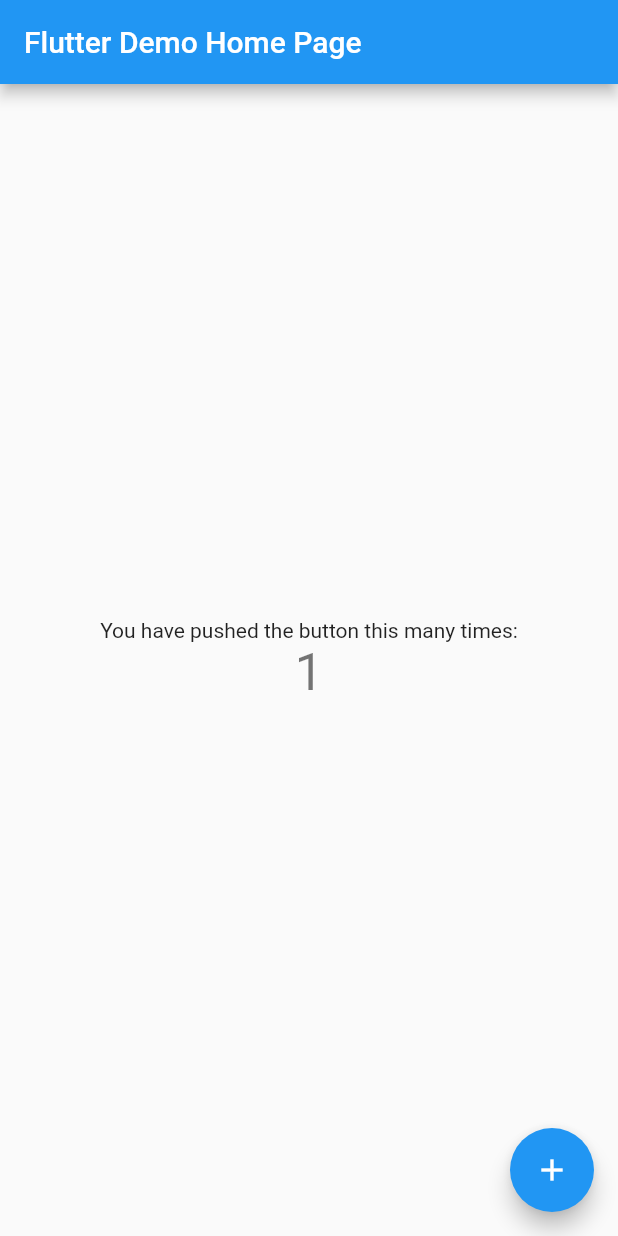
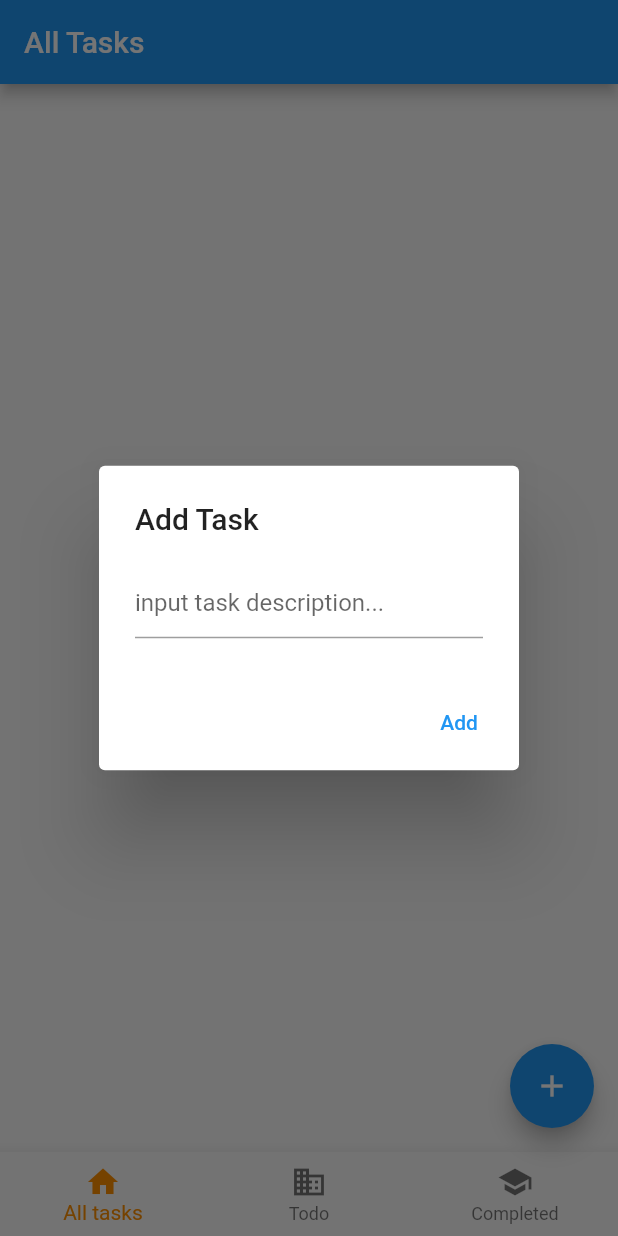
Before and after one commit to TruongPhuQuoc/quoctruong-todoapp, a Flutter app: the screen it shows after launch, after a tap on the "add" icon, on a phone screen of 412 x 824 dp. Run offline on Flutter 3.47's test engine with Material 2 defaults, Android fonts, the phone set to English and light mode, and no system bars; our stand-ins replace bloc, equatable, flutter_bloc, sqflite; accounts and stored records are empty.

Commit message:
completed basic functions of the app

```diff
--- /dev/null
+++ b/lib/data/local/local_db_helper.dart
@@ -0,0 +1,89 @@
+import 'dart:io';
+
+import 'package:path/path.dart';
+import 'package:path_provider/path_provider.dart';
+import 'package:quoctruong_todoapp/model/task_model.dart';
+import 'package:quoctruong_todoapp/screen/home_screen/enum_task_status.dart';
+import 'package:sqflite/sqflite.dart';
+
+class LocalDbHelper {
+  Database? _db;
+  final String idColumn = 'id';
+  final String descriptionColumn = 'description';
+  final String isCompletedColumn = 'isCompleted';
+  final String taskTableName = 'tbl_task';
+  final String databaseName = 'dbTodoApp2.db';
+
+  Future<Database> get db async {
+    if (_db != null) {
+      return _db!;
+    }
+    _db = await initDb();
+    return _db!;
+  }
+
+  initDb() async {
+    //init db
+    Directory documentsDirectory = await getApplicationDocumentsDirectory();
+    String path = join(documentsDirectory.path, databaseName);
+    var db = await openDatabase(path, version: 2, onCreate: _onCreate);
+    return db;
+  }
+
+  _onCreate(Database db, int version) async {
+    await db.execute(
+        "CREATE TABLE $taskTableName ($idColumn INTEGER PRIMARY KEY AUTOINCREMENT, $descriptionColumn TEXT NOT NULL, $isCompletedColumn INTEGER NOT NULL)");
+  }
+
+  Future<dynamic> addTask(TaskModel task) async {
+    var dbClient = await db;
+    try {
+      return await dbClient.insert(taskTableName, task.toMap());
+    } on Exception catch (e) {
+      return e.toString();
+    }
+  }
+
+  Future<List<TaskModel>> getTaskList(TaskStatus taskStatus) async {
+    var dbClient = await db;
+    String query = "SELECT * FROM $taskTableName ";
+    switch (taskStatus) {
+      case TaskStatus.completed:
+        query += "WHERE $isCompletedColumn = 1";
+        break;
+      case TaskStatus.incompleted:
+        query += "WHERE $isCompletedColumn = 0";
+        break;
+      default:
+    }
+    query += " ORDER BY $idColumn DESC";
+    print("SQL query: $query");
+    List<Map<String, dynamic>> maps = await dbClient.rawQuery(query);
+    List<TaskModel> taskList = [];
+    if (maps.isNotEmpty) {
+      for (int i = 0; i < maps.length; i++) {
+        taskList.add(TaskModel.fromMap(maps[i]));
+      }
+    }
+    return taskList;
+  }
+
+  Future<dynamic> updateTask(
+      {required int taskId, required bool newTaskStatus}) async {
+    var dbClient = await db;
+    Map<String, dynamic> mapNewValue = {};
+    mapNewValue[isCompletedColumn] = newTaskStatus;
+
+    try {
+      return await dbClient.update(taskTableName, mapNewValue,
+          where: '$idColumn = ?', whereArgs: [taskId]);
+    } on Exception catch (e) {
+      return e.toString();
+    }
+  }
+
+  Future close() async {
+    var dbClient = await db;
+    dbClient.close();
+  }
+}
--- a/lib/main.dart
+++ b/lib/main.dart
@@ -1,4 +1,7 @@
 import 'package:flutter/material.dart';
+import 'package:flutter_bloc/flutter_bloc.dart';
+import 'package:quoctruong_todoapp/screen/home_screen/bloc/home_screen_bloc.dart';
+import 'package:quoctruong_todoapp/screen/home_screen/home_screen.dart';
 
 void main() {
   runApp(const MyApp());
@@ -11,105 +14,14 @@
   @override
   Widget build(BuildContext context) {
     return MaterialApp(
-      title: 'Flutter Demo',
+      title: 'Todo App',
       theme: ThemeData(
-        // This is the theme of your application.
-        //
-        // Try running your application with "flutter run". You'll see the
-        // application has a blue toolbar. Then, without quitting the app, try
-        // changing the primarySwatch below to Colors.green and then invoke
-        // "hot reload" (press "r" in the console where you ran "flutter run",
-        // or simply save your changes to "hot reload" in a Flutter IDE).
-        // Notice that the counter didn't reset back to zero; the application
-        // is not restarted.
         primarySwatch: Colors.blue,
       ),
-      home: const MyHomePage(title: 'Flutter Demo Home Page'),
+      home: BlocProvider(
+        create: (context) => HomeScreenBloc(),
+        child: const HomeScreen(),
+      ),
     );
   }
 }
-
-class MyHomePage extends StatefulWidget {
-  const MyHomePage({Key? key, required this.title}) : super(key: key);
-
-  // This widget is the home page of your application. It is stateful, meaning
-  // that it has a State object (defined below) that contains fields that affect
-  // how it looks.
-
-  // This class is the configuration for the state. It holds the values (in this
-  // case the title) provided by the parent (in this case the App widget) and
-  // used by the build method of the State. Fields in a Widget subclass are
-  // always marked "final".
-
-  final String title;
-
-  @override
-  State<MyHomePage> createState() => _MyHomePageState();
-}
-
-class _MyHomePageState extends State<MyHomePage> {
-  int _counter = 0;
-
-  void _incrementCounter() {
-    setState(() {
-      // This call to setState tells the Flutter framework that something has
-      // changed in this State, which causes it to rerun the build method below
-      // so that the display can reflect the updated values. If we changed
-      // _counter without calling setState(), then the build method would not be
-      // called again, and so nothing would appear to happen.
-      _counter++;
-    });
-  }
-
-  @override
-  Widget build(BuildContext context) {
-    // This method is rerun every time setState is called, for instance as done
-    // by the _incrementCounter method above.
-    //
-    // The Flutter framework has been optimized to make rerunning build methods
-    // fast, so that you can just rebuild anything that needs updating rather
-    // than having to individually change instances of widgets.
-    return Scaffold(
-      appBar: AppBar(
-        // Here we take the value from the MyHomePage object that was created by
-        // the App.build method, and use it to set our appbar title.
-        title: Text(widget.title),
-      ),
-      body: Center(
-        // Center is a layout widget. It takes a single child and positions it
-        // in the middle of the parent.
-        child: Column(
-          // Column is also a layout widget. It takes a list of children and
-          // arranges them vertically. By default, it sizes itself to fit its
-          // children horizontally, and tries to be as tall as its parent.
-          //
-          // Invoke "debug painting" (press "p" in the console, choose the
-          // "Toggle Debug Paint" action from the Flutter Inspector in Android
-          // Studio, or the "Toggle Debug Paint" command in Visual Studio Code)
-          // to see the wireframe for each widget.
-          //
-          // Column has various properties to control how it sizes itself and
-          // how it positions its children. Here we use mainAxisAlignment to
-          // center the children vertically; the main axis here is the vertical
-          // axis because Columns are vertical (the cross axis would be
-          // horizontal).
-          mainAxisAlignment: MainAxisAlignment.center,
-          children: <Widget>[
-            const Text(
-              'You have pushed the button this many times:',
-            ),
-            Text(
-              '$_counter',
-              style: Theme.of(context).textTheme.headline4,
-            ),
-          ],
-        ),
-      ),
-      floatingActionButton: FloatingActionButton(
-        onPressed: _incrementCounter,
-        tooltip: 'Increment',
-        child: const Icon(Icons.add),
-      ), // This trailing comma makes auto-formatting nicer for build methods.
-    );
-  }
-}
--- /dev/null
+++ b/lib/model/task_model.dart
@@ -0,0 +1,22 @@
+class TaskModel {
+  int? id;
+  String? description;
+  bool isCompleted = false;
+
+  TaskModel({this.id, this.description, this.isCompleted = false});
+
+  Map<String, dynamic> toMap() {
+    var map = <String, dynamic>{
+      'id': id,
+      'description': description,
+      'isCompleted': isCompleted ? 1 : 0,
+    };
+    return map;
+  }
+
+  TaskModel.fromMap(Map<String, dynamic> map) {
+    id = map['id'];
+    description = map['description'];
+    isCompleted = map['isCompleted'] == 1;
+  }
+}
--- /dev/null
+++ b/lib/screen/home_screen/bloc/home_screen_bloc.dart
@@ -0,0 +1,55 @@
+import 'package:bloc/bloc.dart';
+import 'package:equatable/equatable.dart';
+import 'package:quoctruong_todoapp/data/local/local_db_helper.dart';
+import 'package:quoctruong_todoapp/model/task_model.dart';
+import 'package:quoctruong_todoapp/screen/home_screen/enum_task_status.dart';
+
+part 'home_screen_event.dart';
+part 'home_screen_state.dart';
+
+class HomeScreenBloc extends Bloc<HomeScreenEvent, HomeScreenState> {
+  final LocalDbHelper _dbHelper = LocalDbHelper();
+
+  HomeScreenBloc() : super(HomeScreenInitial()) {
+    on<AddNewTaskEvent>(_addNewTask);
+    on<ToggleTaskStatusEvent>(_toggleTaskStatus);
+    on<GetTaskListEvent>(_getTaskList);
+  }
+
+  Future<void> _addNewTask(
+      AddNewTaskEvent event, Emitter<HomeScreenState> emit) async {
+    TaskModel task = TaskModel(description: event.taskDescription);
+    var result = await _dbHelper.addTask(task);
+    if (result is int) {
+      emit(AddUpdateTaskState(message: "Add task success!", success: true));
+    } else {
+      emit(AddUpdateTaskState(
+          message: "Add task failed! Detail: ${result.toString()}",
+          success: false));
+    }
+  }
+
+  Future<void> _toggleTaskStatus(
+      ToggleTaskStatusEvent event, Emitter<HomeScreenState> emit) async {
+    var result = await _dbHelper.updateTask(
+        taskId: event.task.id ?? -1, newTaskStatus: !event.task.isCompleted);
+    if (result is int) {
+      emit(AddUpdateTaskState(
+          message: "Updated: ${event.task.description}", success: true));
+    } else {
+      emit(AddUpdateTaskState(
+          message: "Update task failed! Detail: ${result.toString()}",
+          success: false));
+    }
+  }
+
+  Future<void> _getTaskList(
+      GetTaskListEvent event, Emitter<HomeScreenState> emit) async {
+    emit(
+      TaskListUpdatedState(
+        taskStatus: event.taskStatus,
+        taskList: await _dbHelper.getTaskList(event.taskStatus),
+      ),
+    );
+  }
+}
--- /dev/null
+++ b/lib/screen/home_screen/bloc/home_screen_event.dart
@@ -0,0 +1,38 @@
+part of 'home_screen_bloc.dart';
+
+abstract class HomeScreenEvent extends Equatable {
+  const HomeScreenEvent();
+
+  @override
+  List<Object> get props => [];
+}
+
+class AddNewTaskEvent extends HomeScreenEvent {
+  final String taskDescription;
+  AddNewTaskEvent({required this.taskDescription});
+
+  @override
+  List<Object> get props => [taskDescription];
+}
+
+class ToggleTaskStatusEvent extends HomeScreenEvent {
+  final TaskModel task;
+
+  ToggleTaskStatusEvent({
+    required this.task,
+  });
+
+  @override
+  List<Object> get props => [task.id ?? "", task.isCompleted];
+}
+
+class GetTaskListEvent extends HomeScreenEvent {
+  final TaskStatus taskStatus;
+
+  GetTaskListEvent({
+    required this.taskStatus,
+  });
+
+  @override
+  List<Object> get props => [taskStatus];
+}
--- /dev/null
+++ b/lib/screen/home_screen/bloc/home_screen_state.dart
@@ -0,0 +1,32 @@
+part of 'home_screen_bloc.dart';
+
+abstract class HomeScreenState extends Equatable {
+  const HomeScreenState();
+
+  @override
+  List<Object> get props => [];
+}
+
+class HomeScreenInitial extends HomeScreenState {}
+
+class TaskListUpdatedState extends HomeScreenState {
+  final TaskStatus taskStatus;
+  final List<TaskModel> taskList;
+
+  TaskListUpdatedState({required this.taskList, required this.taskStatus});
+
+  @override
+  List<Object> get props =>
+      [taskList, taskStatus, DateTime.now().millisecondsSinceEpoch];
+}
+
+class AddUpdateTaskState extends HomeScreenState {
+  final bool success;
+  final String message;
+
+  AddUpdateTaskState({required this.message, required this.success});
+
+  @override
+  List<Object> get props =>
+      [message, success, DateTime.now().millisecondsSinceEpoch];
+}
--- /dev/null
+++ b/lib/screen/home_screen/enum_task_status.dart
@@ -0,0 +1,5 @@
+enum TaskStatus {
+  all,
+  completed,
+  incompleted,
+}
--- /dev/null
+++ b/lib/screen/home_screen/home_screen.dart
@@ -0,0 +1,136 @@
+import 'package:flutter/material.dart';
+import 'package:flutter_bloc/flutter_bloc.dart';
+import 'package:quoctruong_todoapp/screen/home_screen/enum_task_status.dart';
+import 'package:quoctruong_todoapp/screen/home_screen/widget_task_list.dart';
+
+import 'bloc/home_screen_bloc.dart';
+
+class HomeScreen extends StatefulWidget {
+  const HomeScreen({Key? key}) : super(key: key);
+
+  @override
+  State<HomeScreen> createState() => _HomeScreenState();
+}
+
+class _HomeScreenState extends State<HomeScreen> {
+  int _selectedIndex = 0;
+  String _appBarTitle = "All Tasks";
+
+  late HomeScreenBloc _bloc;
+
+  final List<Widget> _widgetTaskLists = <Widget>[
+    const WidgetTaskList(key: ValueKey<TaskStatus>(TaskStatus.all)),
+    const WidgetTaskList(key: ValueKey<TaskStatus>(TaskStatus.incompleted)),
+    const WidgetTaskList(key: ValueKey<TaskStatus>(TaskStatus.completed)),
+  ];
+
+  void _onItemTapped(int index) {
+    if (index == _selectedIndex) {
+      return;
+    }
+    switch (index) {
+      case 1:
+        _appBarTitle = "Incompleted Tasks";
+        break;
+      case 2:
+        _appBarTitle = "Completed Task";
+        break;
+      default:
+        _appBarTitle = "All Tasks";
+    }
+
+    setState(() {
+      _selectedIndex = index;
+    });
+  }
+
+  @override
+  void initState() {
+    super.initState();
+    _bloc = BlocProvider.of<HomeScreenBloc>(context);
+  }
+
+  String? codeDialog;
+  String? valueText;
+  Future _showDialogAddNewTask() {
+    TextEditingController _textFieldController = TextEditingController();
+    return showDialog(
+        context: context,
+        builder: (context) {
+          return AlertDialog(
+            title: const Text('Add Task'),
+            content: TextField(
+              controller: _textFieldController,
+              decoration:
+                  const InputDecoration(hintText: "input task description..."),
+            ),
+            actions: <Widget>[
+              TextButton(
+                child: const Text('Add'),
+                onPressed: () {
+                  _bloc.add(AddNewTaskEvent(
+                      taskDescription: _textFieldController.text.trim()));
+                  // _textFieldController.text = "";
+                  Navigator.pop(context);
+                },
+              ),
+            ],
+          );
+        });
+  }
+
+  @override
+  Widget build(BuildContext context) {
+    return BlocProvider(
+      create: (context) => _bloc,
+      child: BlocListener<HomeScreenBloc, HomeScreenState>(
+        listener: (context, state) {
+          if (state is AddUpdateTaskState) {
+            //Only show error message when add/update task failed
+            if (!state.success) {
+              var snackBar = SnackBar(
+                content: Text(
+                  state.message,
+                  style: const TextStyle(color: Colors.white),
+                ),
+                backgroundColor: Colors.red,
+              );
+              ScaffoldMessenger.of(context).showSnackBar(snackBar);
+            }
+          }
+        },
+        child: Scaffold(
+          appBar: AppBar(
+            title: Text(_appBarTitle),
+          ),
+          body: Container(
+            child: _widgetTaskLists.elementAt(_selectedIndex),
+          ),
+          floatingActionButton: FloatingActionButton(
+            child: const Icon(Icons.add),
+            onPressed: _showDialogAddNewTask,
+          ),
+          bottomNavigationBar: BottomNavigationBar(
+            items: const <BottomNavigationBarItem>[
+              BottomNavigationBarItem(
+                icon: Icon(Icons.home),
+                label: 'All tasks',
+              ),
+              BottomNavigationBarItem(
+                icon: Icon(Icons.business),
+                label: 'Todo',
+              ),
+              BottomNavigationBarItem(
+                icon: Icon(Icons.school),
+                label: 'Completed',
+              ),
+            ],
+            currentIndex: _selectedIndex,
+            selectedItemColor: Colors.amber[800],
+            onTap: _onItemTapped,
+          ),
+        ),
+      ),
+    );
+  }
+}
--- /dev/null
+++ b/lib/screen/home_screen/widget_task_list.dart
@@ -0,0 +1,61 @@
+import 'package:flutter/material.dart';
+import 'package:flutter_bloc/flutter_bloc.dart';
+import 'package:quoctruong_todoapp/model/task_model.dart';
+import 'package:quoctruong_todoapp/screen/home_screen/bloc/home_screen_bloc.dart';
+import 'package:quoctruong_todoapp/screen/home_screen/enum_task_status.dart';
+
+class WidgetTaskList extends StatefulWidget {
+  const WidgetTaskList({Key? key}) : super(key: key);
+  @override
+  State<WidgetTaskList> createState() => _WidgetTaskListState();
+}
+
+class _WidgetTaskListState extends State<WidgetTaskList> {
+  late TaskStatus _currentTaskStatus;
+  List<TaskModel> _taskList = [];
+
+  @override
+  void initState() {
+    super.initState();
+    _currentTaskStatus = (widget.key as ValueKey<TaskStatus>).value;
+    BlocProvider.of<HomeScreenBloc>(context)
+        .add(GetTaskListEvent(taskStatus: _currentTaskStatus));
+  }
+
+  @override
+  Widget build(BuildContext context) {
+    return BlocListener<HomeScreenBloc, HomeScreenState>(
+      listener: (context, state) {
+        if (state is TaskListUpdatedState &&
+            _currentTaskStatus == state.taskStatus) {
+          setState(() {
+            _taskList = state.taskList;
+          });
+        } else if (state is AddUpdateTaskState) {
+          BlocProvider.of<HomeScreenBloc>(context)
+              .add(GetTaskListEvent(taskStatus: _currentTaskStatus));
+        }
+      },
+      child: ListView.builder(
+        itemCount: _taskList.length,
+        itemBuilder: (context, index) {
+          return Card(
+            child: ListTile(
+              title: Text(_taskList[index].description ?? "-"),
+              leading: Checkbox(
+                value: _taskList[index].isCompleted,
+                onChanged: (bool? value) {
+                  BlocProvider.of<HomeScreenBloc>(context).add(
+                    ToggleTaskStatusEvent(
+                      task: _taskList[index],
+                    ),
+                  );
+                },
+              ),
+            ),
+          );
+        },
+      ),
+    );
+  }
+}
```
Also changed, not shown: pubspec.yaml (+6 -3 lines), 8 other files.
